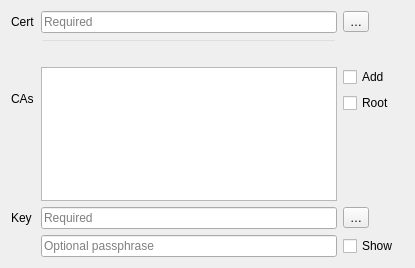
Before: the Qt Designer form src/auth/pkipaths/gui/qgsauthpkipathsedit.ui in qgis/QGIS, drawn with Qt 5.
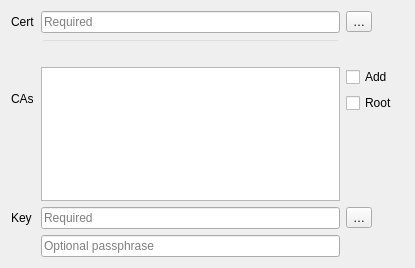
After: the same form once the commit is applied. Custom widgets are drawn as their Qt base class.

Commit message: use password line edit in auth method editors instead of line edit and checkbox combination

Diff of the .ui file:
```diff
--- a/src/auth/pkipaths/gui/qgsauthpkipathsedit.ui
+++ b/src/auth/pkipaths/gui/qgsauthpkipathsedit.ui
@@ -141,19 +141,6 @@
      </property>
     </widget>
    </item>
-   <item row="5" column="2">
-    <widget class="QCheckBox" name="chkPkiPathsPassShow">
-     <property name="sizePolicy">
-      <sizepolicy hsizetype="Maximum" vsizetype="Fixed">
-       <horstretch>0</horstretch>
-       <verstretch>0</verstretch>
-      </sizepolicy>
-     </property>
-     <property name="text">
-      <string>Show</string>
-     </property>
-    </widget>
-   </item>
    <item row="2" column="2" rowspan="2">
     <layout class="QVBoxLayout" name="verticalLayout_2">
      <item>
@@ -193,6 +180,13 @@
    </item>
   </layout>
  </widget>
+ <customwidgets>
+  <customwidget>
+   <class>QgsPasswordLineEdit</class>
+   <extends>QLineEdit</extends>
+   <header>qgspasswordlineedit.h</header>
+  </customwidget>
+ </customwidgets>
  <tabstops>
   <tabstop>lePkiPathsCert</tabstop>
   <tabstop>btnPkiPathsCert</tabstop>
```
Left out of the diff: 3 changed lines with no effect on the pictures. The commit also changes 11 other files.
